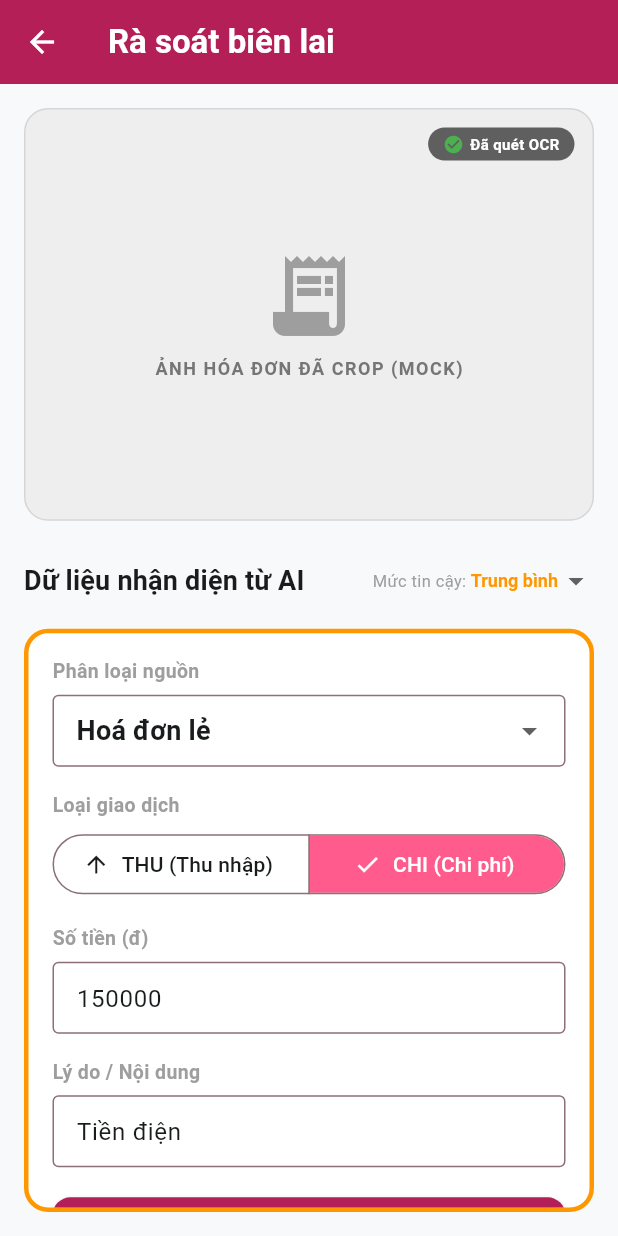
After one commit to NguyenBaMinhTien/FinAuto_App_FE, a Flutter app: the SplitScreen screen opened by its route, on a phone screen of 412 x 824 dp. The commit adds this screen. Run offline on Flutter 3.47's test engine with Material 3 defaults, Android fonts, the phone set to English and light mode, and no system bars; our stand-ins replace google_fonts; Roboto replaces fonts that are missing (Roboto Flex).

Commit message:
fix necessary file

```diff
--- a/lib/main.dart
+++ b/lib/main.dart
@@ -6,6 +6,8 @@ import 'screens/login_screen.dart';
 import 'screens/dashboard_screen.dart';
 import 'screens/thu_chi_screen.dart';
 import 'screens/profile_screen.dart';
+import 'screens/camera_screen.dart';
+import 'screens/split_screen.dart';
 
 void main() {
   runApp(const QuanLyCuaHangApp());
@@ -88,6 +90,8 @@ class QuanLyCuaHangApp extends StatelessWidget {
         '/dashboard': (context) => const MainNavigationShell(initialIndex: 0),
         '/thu_chi': (context) => const MainNavigationShell(initialIndex: 1),
         '/profile': (context) => const MainNavigationShell(initialIndex: 2),
+        '/camera': (context) => const CameraScreen(),
+        '/split': (context) => const SplitScreen(),
       },
     );
   }
--- /dev/null
+++ b/lib/screens/split_screen.dart
@@ -0,0 +1,309 @@
+import 'package:flutter/material.dart';
+import '../widgets/traffic_light.dart';
+
+class SplitScreen extends StatefulWidget {
+  const SplitScreen({super.key});
+
+  @override
+  State<SplitScreen> createState() => _SplitScreenState();
+}
+
+class _SplitScreenState extends State<SplitScreen> {
+  // Mock form state values
+  String _selectedClassification = 'Hoa Don Le';
+  String _transactionType = 'CHI';
+  final TextEditingController _amountController = TextEditingController(text: '150000');
+  final TextEditingController _reasonController = TextEditingController(text: 'Tiền điện');
+
+  // Default mock confidence level (can be "Cao", "Trung Binh", "Thap")
+  String _confidenceLevel = 'Trung Binh';
+
+  @override
+  void dispose() {
+    _amountController.dispose();
+    _reasonController.dispose();
+    super.dispose();
+  }
+
+  @override
+  Widget build(BuildContext context) {
+    final theme = Theme.of(context);
+    final colorScheme = theme.colorScheme;
+
+    return Scaffold(
+      appBar: AppBar(
+        backgroundColor: const Color(0xFFB31F56), // Red cherry matching main.dart theme
+        elevation: 0.5,
+        leading: IconButton(
+          icon: const Icon(Icons.arrow_back, color: Colors.white),
+          onPressed: () => Navigator.pop(context),
+        ),
+        title: const Text(
+          'Rà soát biên lai',
+          style: TextStyle(color: Colors.white, fontWeight: FontWeight.bold),
+        ),
+      ),
+      body: Column(
+        children: [
+          // Nửa trên (Expanded flex 4): Placeholder ảnh hóa đơn đã Crop
+          Expanded(
+            flex: 4,
+            child: Container(
+              width: double.infinity,
+              margin: const EdgeInsets.all(16),
+              decoration: BoxDecoration(
+                color: Colors.grey[200],
+                borderRadius: BorderRadius.circular(16),
+                border: Border.all(color: Colors.grey[350]!),
+              ),
+              child: Stack(
+                alignment: Alignment.center,
+                children: [
+                  Column(
+                    mainAxisAlignment: MainAxisAlignment.center,
+                    children: [
+                      Icon(
+                        Icons.receipt_long,
+                        size: 64,
+                        color: Colors.grey[500],
+                      ),
+                      const SizedBox(height: 8),
+                      Text(
+                        'ẢNH HÓA ĐƠN ĐÃ CROP (MOCK)',
+                        style: TextStyle(
+                          color: Colors.grey[600],
+                          fontWeight: FontWeight.bold,
+                          fontSize: 12,
+                          letterSpacing: 1.0,
+                        ),
+                      ),
+                    ],
+                  ),
+                  // Small chip indicating OCR status
+                  Positioned(
+                    top: 12,
+                    right: 12,
+                    child: Container(
+                      padding: const EdgeInsets.symmetric(horizontal: 10, vertical: 4),
+                      decoration: BoxDecoration(
+                        color: Colors.black.withValues(alpha: 0.6),
+                        borderRadius: BorderRadius.circular(12),
+                      ),
+                      child: const Row(
+                        children: [
+                          Icon(Icons.check_circle, color: Colors.green, size: 14),
+                          SizedBox(width: 4),
+                          Text(
+                            'Đã quét OCR',
+                            style: TextStyle(color: Colors.white, fontSize: 10, fontWeight: FontWeight.bold),
+                          ),
+                        ],
+                      ),
+                    ),
+                  )
+                ],
+              ),
+            ),
+          ),
+
+          // Nửa dưới (Expanded flex 6): Form rà soát bọc trong TrafficLightWrapper
+          Expanded(
+            flex: 6,
+            child: Padding(
+              padding: const EdgeInsets.only(left: 16.0, right: 16.0, bottom: 16.0),
+              child: Column(
+                crossAxisAlignment: CrossAxisAlignment.stretch,
+                children: [
+                  // Title and mock confidence toggler for testing
+                  Padding(
+                    padding: const EdgeInsets.only(bottom: 8.0),
+                    child: Row(
+                      mainAxisAlignment: MainAxisAlignment.spaceBetween,
+                      children: [
+                        Text(
+                          'Dữ liệu nhận diện từ AI',
+                          style: theme.textTheme.titleMedium?.copyWith(
+                            fontWeight: FontWeight.bold,
+                          ),
+                        ),
+                        // Small toggle buttons to switch confidence levels and test colors
+                        Row(
+                          children: [
+                            const Text('Mức tin cậy: ', style: TextStyle(fontSize: 11, color: Colors.grey)),
+                            DropdownButton<String>(
+                              value: _confidenceLevel,
+                              underline: const SizedBox(),
+                              style: TextStyle(
+                                fontSize: 12,
+                                fontWeight: FontWeight.bold,
+                                color: _confidenceLevel == 'Cao'
+                                    ? Colors.green
+                                    : _confidenceLevel == 'Trung Binh'
+                                        ? Colors.orange
+                                        : Colors.red
+                              ),
+                              items: const [
+                                DropdownMenuItem(value: 'Cao', child: Text('Cao')),
+                                DropdownMenuItem(value: 'Trung Binh', child: Text('Trung bình')),
+                                DropdownMenuItem(value: 'Thap', child: Text('Thấp')),
+                              ],
+                              onChanged: (val) {
+                                if (val != null) {
+                                  setState(() {
+                                    _confidenceLevel = val;
+                                  });
+                                }
+                              },
+                            ),
+                          ],
+                        ),
+                      ],
+                    ),
+                  ),
+
+                  // Form wrapped in TrafficLightWrapper
+                  Expanded(
+                    child: TrafficLightWrapper(
+                      mucDoTinCay: _confidenceLevel,
+                      child: SingleChildScrollView(
+                        padding: const EdgeInsets.all(16.0),
+                        child: Column(
+                          crossAxisAlignment: CrossAxisAlignment.stretch,
+                          children: [
+                            // 1. Phân loại Dropdown
+                            const Text(
+                              'Phân loại nguồn',
+                              style: TextStyle(fontWeight: FontWeight.bold, fontSize: 13, color: Colors.grey),
+                            ),
+                            const SizedBox(height: 6),
+                            DropdownButtonFormField<String>(
+                              value: _selectedClassification,
+                              decoration: const InputDecoration(
+                                border: OutlineInputBorder(),
+                                contentPadding: EdgeInsets.symmetric(horizontal: 12, vertical: 8),
+                              ),
+                              items: const [
+                                DropdownMenuItem(
+                                  value: 'Hoa Don Le',
+                                  child: Text('Hoá đơn lẻ'),
+                                ),
+                                DropdownMenuItem(
+                                  value: 'POS Ket Ca',
+                                  child: Text('POS kết ca'),
+                                ),
+                              ],
+                              onChanged: (value) {
+                                if (value != null) {
+                                  setState(() {
+                                    _selectedClassification = value;
+                                  });
+                                }
+                              },
+                            ),
+                            const SizedBox(height: 16),
+
+                            // 2. Loại giao dịch (SegmentedButton)
+                            const Text(
+                              'Loại giao dịch',
+                              style: TextStyle(fontWeight: FontWeight.bold, fontSize: 13, color: Colors.grey),
+                            ),
+                            const SizedBox(height: 6),
+                            SizedBox(
+                              width: double.infinity,
+                              child: SegmentedButton<String>(
+                                style: SegmentedButton.styleFrom(
+                                  selectedBackgroundColor: colorScheme.primaryContainer,
+                                  selectedForegroundColor: Colors.white,
+                                ),
+                                segments: const [
+                                  ButtonSegment<String>(
+                                    value: 'THU',
+                                    label: Text('THU (Thu nhập)'),
+                                    icon: Icon(Icons.arrow_upward),
+                                  ),
+                                  ButtonSegment<String>(
+                                    value: 'CHI',
+                                    label: Text('CHI (Chi phí)'),
+                                    icon: Icon(Icons.arrow_downward),
+                                  ),
+                                ],
+                                selected: {_transactionType},
+                                onSelectionChanged: (Set<String> newSelection) {
+                                  setState(() {
+                                    _transactionType = newSelection.first;
+                                  });
+                                },
+                              ),
+                            ),
+                            const SizedBox(height: 16),
+
+                            // 3. Tổng tiền TextField
+                            const Text(
+                              'Số tiền (đ)',
+                              style: TextStyle(fontWeight: FontWeight.bold, fontSize: 13, color: Colors.grey),
+                            ),
+                            const SizedBox(height: 6),
+                            TextField(
+                              controller: _amountController,
+                              keyboardType: TextInputType.number,
+                              decoration: const InputDecoration(
+                                border: OutlineInputBorder(),
+                                contentPadding: EdgeInsets.symmetric(horizontal: 12, vertical: 8),
+                              ),
+                            ),
+                            const SizedBox(height: 16),
+
+                            // 4. Lý do TextField
+                            const Text(
+                              'Lý do / Nội dung',
+                              style: TextStyle(fontWeight: FontWeight.bold, fontSize: 13, color: Colors.grey),
+                            ),
+                            const SizedBox(height: 6),
+                            TextField(
+                              controller: _reasonController,
+                              decoration: const InputDecoration(
+                                border: OutlineInputBorder(),
+                                contentPadding: EdgeInsets.symmetric(horizontal: 12, vertical: 8),
+                              ),
+                            ),
+                            const SizedBox(height: 20),
+
+                            // 5. Nút lưu giao dịch nổi bật
+                            ElevatedButton(
+                              onPressed: () {
+                                Navigator.popUntil(
+                                  context,
+                                  ModalRoute.withName('/thu_chi'),
+                                );
+                              },
+                              style: ElevatedButton.styleFrom(
+                                backgroundColor: colorScheme.primary,
+                                foregroundColor: Colors.white,
+                                padding: const EdgeInsets.symmetric(vertical: 16),
+                                shape: RoundedRectangleBorder(
+                                  borderRadius: BorderRadius.circular(12),
+                                ),
+                                elevation: 2,
+                              ),
+                              child: const Text(
+                                'Lưu giao dịch',
+                                style: TextStyle(
+                                  fontSize: 16,
+                                  fontWeight: FontWeight.bold,
+                                ),
+                              ),
+                            ),
+                          ],
+                        ),
+                      ),
+                    ),
+                  ),
+                ],
+              ),
+            ),
+          ),
+        ],
+      ),
+    );
+  }
+}
--- /dev/null
+++ b/lib/widgets/traffic_light.dart
@@ -0,0 +1,54 @@
+import 'package:flutter/material.dart';
+
+class TrafficLightWrapper extends StatelessWidget {
+  final Widget child;
+  final String mucDoTinCay;
+
+  const TrafficLightWrapper({
+    super.key,
+    required this.child,
+    required this.mucDoTinCay,
+  });
+
+  @override
+  Widget build(BuildContext context) {
+    Color borderColor;
+    List<BoxShadow>? boxShadows;
+
+    switch (mucDoTinCay) {
+      case 'Cao':
+        borderColor = Colors.green;
+        break;
+      case 'Trung Binh':
+        borderColor = Colors.orange;
+        break;
+      case 'Thap':
+      default:
+        borderColor = Colors.red;
+        boxShadows = [
+          BoxShadow(
+            color: Colors.red.withValues(alpha: 0.2),
+            blurRadius: 10,
+            spreadRadius: 2,
+          ),
+        ];
+        break;
+    }
+
+    return Container(
+      decoration: BoxDecoration(
+        border: Border.all(
+          color: borderColor,
+          width: 3.0,
+        ),
+        borderRadius: BorderRadius.circular(16.0),
+        boxShadow: boxShadows,
+        color: Colors.white,
+      ),
+      child: ClipRRect(
+        borderRadius: BorderRadius.circular(13.0),
+        child: child,
+      ),
+    );
+  }
+}
```
Also changed, not shown: lib/screens/camera_screen.dart (added, +102 -0 lines), lib/screens/thu_chi_screen.dart (+32 -0 lines), 3 other files.
